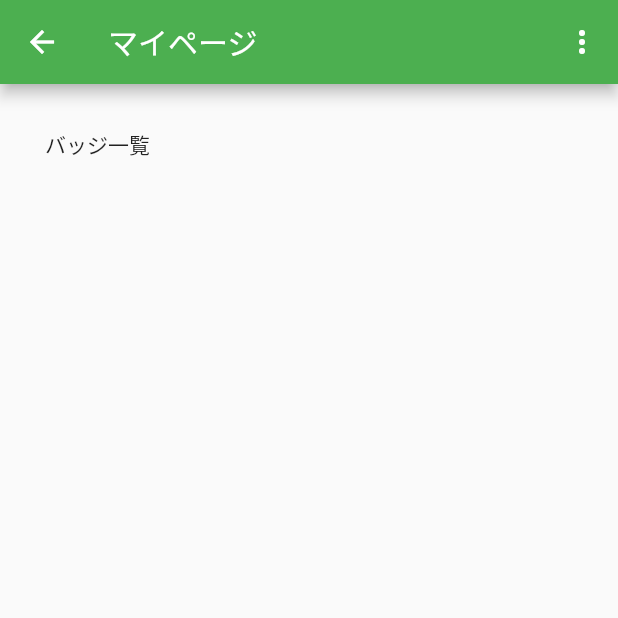
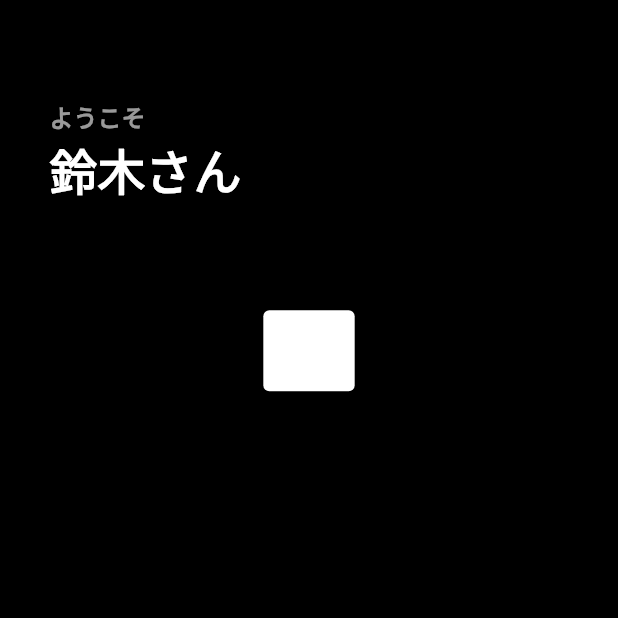
Before and after one commit to Tanesan/hackkimura, a Flutter app: the Grade screen opened by its route, on a phone screen of 412 x 824 dp, the top half of it. Run offline on Flutter 3.47's test engine with Material 2 defaults, Android fonts, the phone set to English and light mode, and no system bars; missing offline and left inert: environment_sensors.

Commit message:
Topページをすこしカッコよくした。

```diff
--- a/lib/main.dart
+++ b/lib/main.dart
@@ -18,8 +18,6 @@ class MyApp extends StatelessWidget {
     return MaterialApp(
       debugShowCheckedModeBanner: false,
       theme: ThemeData(
-        // default
-        // primarySwatch: Colors.cyan,
         backgroundColor: Colors.black,
         primaryColor: Colors.green,
         accentColor: Colors.green,
--- a/lib/page/grade.dart
+++ b/lib/page/grade.dart
@@ -4,26 +4,42 @@ class Grade extends StatelessWidget {
   // This widget is the root of your application.
   @override
   Widget build(BuildContext context) {
+    final Size size = MediaQuery.of(context).size;
     return Scaffold(
-        appBar: AppBar(
-          leading: Icon(Icons.arrow_back),
-          title: Text('マイページ'),
-          // 右側のアイコン一覧
-          actions: <Widget>[
-            IconButton(
-              onPressed: () {},
-              icon: Icon(Icons.more_vert),
-            ),
-          ],
-        ),
-      body:  Padding(
-          padding: EdgeInsets.all(30),
+        backgroundColor: Colors.black,
+        body: Padding(
+          padding: EdgeInsets.only(top: size.height * 0.08, right: size.width * 0.08,left:size.width * 0.08),
           child: Column(
             children: [
-              Text("バッジ一覧")
-        ],
+              Container(
+                width: double.infinity,
+                child: Text("ようこそ",
+                    textAlign: TextAlign.left,
+                    style: TextStyle(fontSize: 16, fontWeight: FontWeight.bold, color: Colors.white60)),
+              ),
+              Container(
+                width: double.infinity,
+                child: Text("鈴木さん",
+                    textAlign: TextAlign.left,
+                    style: TextStyle(fontSize: 32, fontWeight: FontWeight.bold, color: Colors.white)),
+              ),
+              Padding(
+                padding: EdgeInsets.only(top: size.height * 0.08),
+                child: Card(
+                  child: Column(
+                      children: [
+                          Container(
+                            // backgroundColor: Colors.white,
+                            child: Padding(
+                              padding: const EdgeInsets.all(8.0),
+                              child: Text("1st", style: TextStyle(fontSize: 32, color: Colors.white)),
+                            ),
+                          )
+                  ]
+                ),
+              ))
+            ],
           ),
-        ),
-    );
+        ));
   }
 }
```
Also changed, not shown: lib/page/select.dart (+5 -22 lines).
